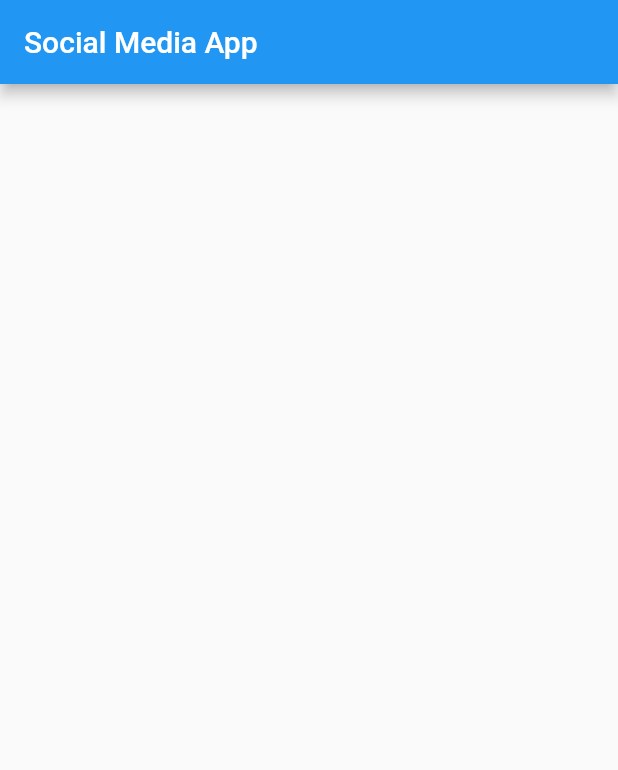
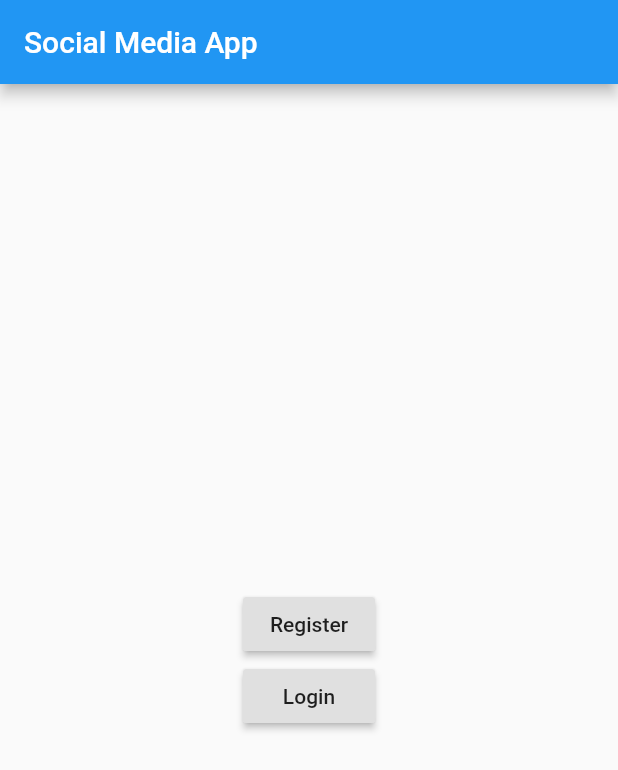
Before and after one commit to cmcoffeedev/flutter_social_media_app, a Flutter app: the screen it shows after launch, on a phone screen of 412 x 824 dp. Shown: the top 770 px of the screen. Run offline on Flutter 3.47's test engine with Material 2 defaults, Android fonts, the phone set to English and light mode, and no system bars; our stand-ins replace cloud_firestore, firebase_auth; accounts and stored records are empty.

Commit message:
Flutter Firebase Register User

```diff
--- a/lib/MyHomePage.dart
+++ b/lib/MyHomePage.dart
@@ -1,5 +1,7 @@
+import 'package:flutter/cupertino.dart';
 import 'package:flutter/material.dart';
 import 'package:cloud_firestore/cloud_firestore.dart';
+import 'package:social_media_app/Register.dart';
 
 
 class MyHomePage extends StatefulWidget {
@@ -42,25 +44,52 @@ class _MyHomePageState extends State<MyHomePage> {
           "Social Media App"
         ),
       ),
-      body: StreamBuilder<QuerySnapshot>(
-        stream: Firestore.instance.collection('books').snapshots(),
-        builder: (BuildContext context, AsyncSnapshot<QuerySnapshot> snapshot) {
-          if (snapshot.hasError)
-            return new Text('Error: ${snapshot.error}');
-          switch (snapshot.connectionState) {
-            case ConnectionState.waiting: return new Text('Loading...');
-            default:
-              return new ListView(
-                children: snapshot.data.documents.map((DocumentSnapshot document) {
-                  return new ListTile(
-                    title: new Text(document['title']),
-                    subtitle: new Text(document['author']),
-                  );
-                }).toList(),
-              );
-          }
-        },
+      body: Center(
+        child: Column(
+          mainAxisAlignment: MainAxisAlignment.center,
+//        crossAxisAlignment: CrossAxisAlignment.center,
+          children: <Widget>[
+            RaisedButton(
+              child: Text("Register"),
+              onPressed: (){
+                Navigator.push(
+                  context,
+                  MaterialPageRoute(builder: (context) => Register()),
+                );
+              },
+
+            ),
+            RaisedButton(
+              child: Text("Login"),
+              onPressed: (){
+//              Navigator.push(
+//                context,
+//                MaterialPageRoute(builder: (context) => SecondRoute()),
+//              );
+              },
+            )
+          ],
+        ),
       ),
+//      body: StreamBuilder<QuerySnapshot>(
+//        stream: Firestore.instance.collection('books').snapshots(),
+//        builder: (BuildContext context, AsyncSnapshot<QuerySnapshot> snapshot) {
+//          if (snapshot.hasError)
+//            return new Text('Error: ${snapshot.error}');
+//          switch (snapshot.connectionState) {
+//            case ConnectionState.waiting: return new Text('Loading...');
+//            default:
+//              return new ListView(
+//                children: snapshot.data.documents.map((DocumentSnapshot document) {
+//                  return new ListTile(
+//                    title: new Text(document['title']),
+//                    subtitle: new Text(document['author']),
+//                  );
+//                }).toList(),
+//              );
+//          }
+//        },
+//      ),
     );
   }
 }
--- a/pubspec.yaml
+++ b/pubspec.yaml
@@ -20,6 +20,7 @@ dependencies:
   flutter:
     sdk: flutter
   cloud_firestore: ^0.13.0+1
+  firebase_auth: ^0.15.4
 
   # The following adds the Cupertino Icons font to your application.
   # Use with the CupertinoIcons class for iOS style icons.
```
Also changed, not shown: lib/AuthUtil.dart (added, +21 -0 lines), lib/Register.dart (added, +104 -0 lines), pubspec.lock, 1 other file.
